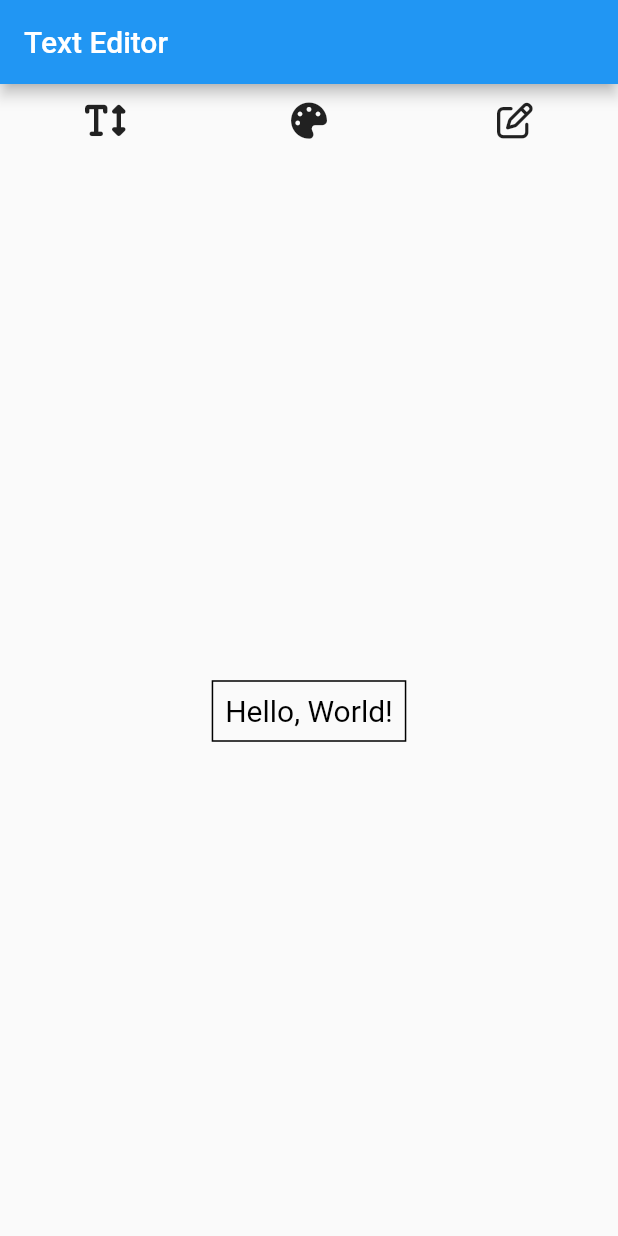
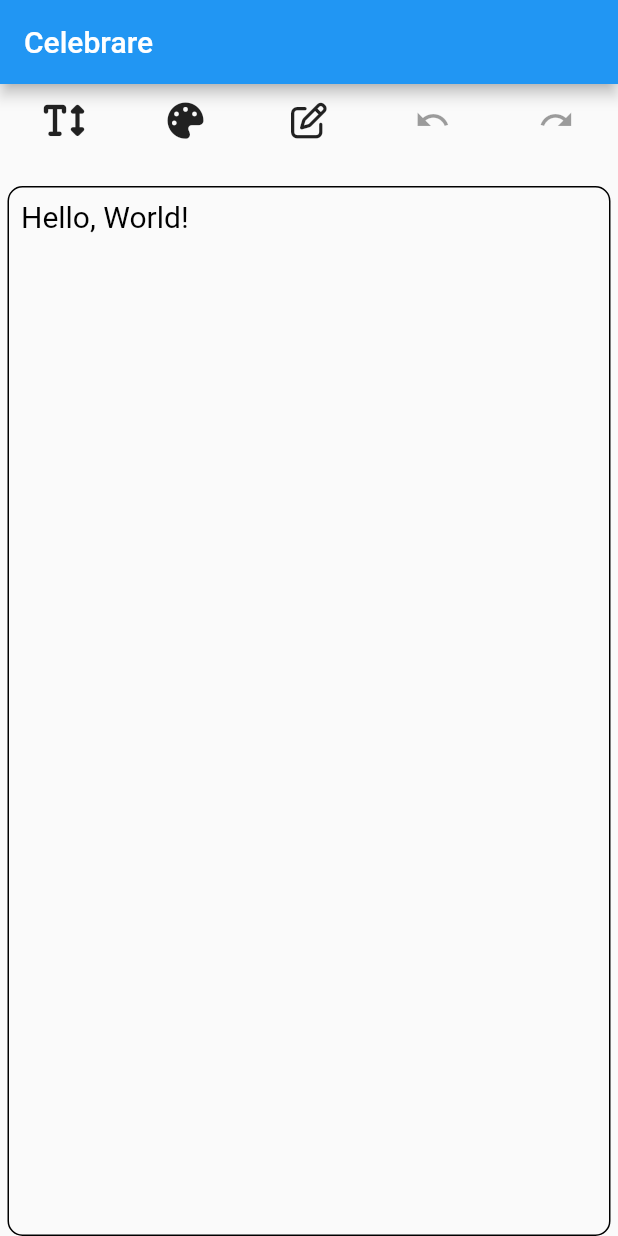
Before and after one commit to RyzenGG6/CelebrareApp, a Flutter app: the screen it shows after launch, on a phone screen of 412 x 824 dp. Run offline on Flutter 3.47's test engine with Material 2 defaults, Android fonts, the phone set to English and light mode, and no system bars; our stand-ins replace flutter_colorpicker, font_awesome_flutter.

Commit message:
Initial Commit

```diff
--- a/lib/main.dart
+++ b/lib/main.dart
@@ -11,20 +11,82 @@ class TextEditorModel extends ChangeNotifier {
   String text = 'Hello, World!';
   Color textColor = Colors.black;
   double fontSize = 20.0;
-  // Add more properties as needed
+  double positionX = 0.0;
+  double positionY = 0.0;
+
+  // Maintain a stack for undo and redo
+  List<TextEditorModel> history = [];
+  int historyIndex = -1;
 
   void changeText(String newText) {
+    saveState();
     text = newText;
     notifyListeners();
   }
 
   void changeTextColor(Color newColor) {
+    saveState();
     textColor = newColor;
     notifyListeners();
   }
 
   void changeFontSize(double newSize) {
+    saveState();
     fontSize = newSize;
+    notifyListeners();
+  }
+
+  void updatePosition(double x, double y) {
+    saveState();
+    positionX = x;
+    positionY = y;
+    notifyListeners();
+  }
+
+  void saveState() {
+    // Save the current state for undo
+    if (historyIndex < history.length - 1) {
+      // Clear future history when new state is added after undo
+      history.removeRange(historyIndex + 1, history.length);
+    }
+    history.add(TextEditorModel()
+      ..text = text
+      ..textColor = textColor
+      ..fontSize = fontSize
+      ..positionX = positionX
+      ..positionY = positionY);
+    historyIndex = history.length - 1;
+  }
+
+  bool canUndo() {
+    return historyIndex > 0;
+  }
+
+  bool canRedo() {
+    return historyIndex < history.length - 1;
+  }
+
+  void undo() {
+    if (canUndo()) {
+      historyIndex--;
+      restoreState();
+    }
+  }
+
+  void redo() {
+    if (canRedo()) {
+      historyIndex++;
+      restoreState();
+    }
+  }
+
+  void restoreState() {
+    TextEditorModel prevState = history[historyIndex];
+    text = prevState.text;
+    textColor = prevState.textColor;
+    fontSize = prevState.fontSize;
+    positionX = prevState.positionX;
+    positionY = prevState.positionY;
     notifyListeners();
   }
 }
@@ -35,7 +97,7 @@ class MyApp extends StatelessWidget {
     return ChangeNotifierProvider(
       create: (context) => TextEditorModel(),
       child: MaterialApp(
-        title: 'Text Editor App',
+        title: 'Celebrare App',
         home: TextEditorScreen(),
       ),
     );
@@ -47,7 +109,7 @@ class TextEditorScreen extends StatelessWidget {
   Widget build(BuildContext context) {
     return Scaffold(
       appBar: AppBar(
-        title: Text('Text Editor'),
+        title: Text('Celebrare '),
       ),
       body: Center(
         child: Column(
@@ -56,9 +118,7 @@ class TextEditorScreen extends StatelessWidget {
             TextEditorControls(),
             SizedBox(height: 20.0),
             Expanded(
-          child: Center(
-            child: TextEditorCanvas(),
-          ),
+              child: DraggableTextEditor(),
             ),
           ],
         ),
@@ -67,18 +127,30 @@ class TextEditorScreen extends StatelessWidget {
   }
 }
 
+class DraggableTextEditor extends StatefulWidget {
+  @override
+  _DraggableTextEditorState createState() => _DraggableTextEditorState();
+}
 
-class TextEditorCanvas extends StatelessWidget {
+class _DraggableTextEditorState extends State<DraggableTextEditor> {
+
+
   @override
   Widget build(BuildContext context) {
     final model = Provider.of<TextEditorModel>(context);
+    double screenWidth = MediaQuery.of(context).size.width;
+    double screenHeight = MediaQuery.of(context).size.height;
 
-    return Container(
-      decoration: BoxDecoration(
-        border: Border.all(color: Colors.black),
-      ),
+    Offset position = Offset(model.positionX, model.positionY);
+
+    return Positioned(
+      left: position.dx,
+      top: position.dy,
+      child: Draggable(
+        feedback: Container(
           child: Padding(
-        padding: const EdgeInsets.all(8.0),
+            padding: const EdgeInsets.all(8.0), // Add padding here
+            child: Container(
               child: Text(
                 model.text,
                 style: TextStyle(
@@ -87,9 +159,44 @@ class TextEditorCanvas extends StatelessWidget {
                 ),
               ),
             ),
+          ),
+        ),
+        child: Container(
+          height: screenHeight - 220,
+          width: screenWidth - 10,
+          decoration: BoxDecoration(
+            border: Border.all(color: Colors.black),
+            borderRadius: BorderRadius.circular(10.0),
+          ),
+          child: Padding(
+            padding: const EdgeInsets.all(8.0), // Add padding here
+            child: Container(
+              child: Text(
+                model.text,
+                style: TextStyle(
+                  color: model.textColor,
+                  fontSize: model.fontSize,
+                ),
+              ),
+            ),
+          ),
+        ),
+        onDraggableCanceled: (velocity, offset) {
+          // Update the position when dragged
+          setState(() {
+            position = Offset(
+              position.dx + offset.dx,
+              position.dy + offset.dy,
+            );
+          });
+        },
+      ),
     );
   }
 }
+
+
+
 
 class TextEditorControls extends StatelessWidget {
   @override
@@ -111,12 +218,17 @@ class TextEditorControls extends StatelessWidget {
           icon: Icon(FontAwesomeIcons.edit),
           onPressed: () => _showTextEditorDialog(context, model),
         ),
+        IconButton(
+          icon: Icon(Icons.undo),
+          onPressed: model.canUndo() ? () => model.undo() : null,
+        ),
+        IconButton(
+          icon: Icon(Icons.redo),
+          onPressed: model.canRedo() ? () => model.redo() : null,
+        ),
       ],
     );
   }
-
-  // Add functions for handling actions (e.g., changing font size, color, etc.)
-// Add functions for handling actions (e.g., changing font size, color, etc.)
 
   void _showFontSizeDialog(BuildContext context, TextEditorModel model) {
     showDialog(
@@ -131,9 +243,6 @@ class TextEditorControls extends StatelessWidget {
       },
     );
   }
-
-
-
 
   void _showColorPicker(BuildContext context, TextEditorModel model) {
     showDialog(
@@ -186,7 +295,7 @@ class TextEditorControls extends StatelessWidget {
               onPressed: () {
                 Navigator.of(context).pop();
               },
-              child: Text('Cancel'),
+              child: Text('Apply'),
             ),
             TextButton(
               onPressed: () {
@@ -199,7 +308,6 @@ class TextEditorControls extends StatelessWidget {
       },
     );
   }
-
 }
 
 class SliderDialog extends StatefulWidget {
@@ -246,15 +354,9 @@ class _SliderDialogState extends State<SliderDialog> {
           onPressed: () {
             Navigator.of(context).pop();
           },
-          child: Text('Cancel'),
-        ),
-        TextButton(
-          onPressed: () {
-            widget.onChanged(_sliderValue);
-            Navigator.of(context).pop();
-          },
           child: Text('Apply'),
         ),
+
       ],
     );
   }
--- a/pubspec.yaml
+++ b/pubspec.yaml
@@ -38,6 +38,8 @@ dependencies:
   provider: ^6.1.1
   font_awesome_flutter: ^10.6.0
   flutter_colorpicker: ^1.0.3
+  flutter_launcher_icons: ^0.13.1
+  flutter_native_splash: ^2.3.6
 
 dev_dependencies:
   flutter_test:
```
Also changed, not shown: img.png (added), pubspec.lock, 22 other files. Lines whose indentation alone changed are shown as unchanged.
